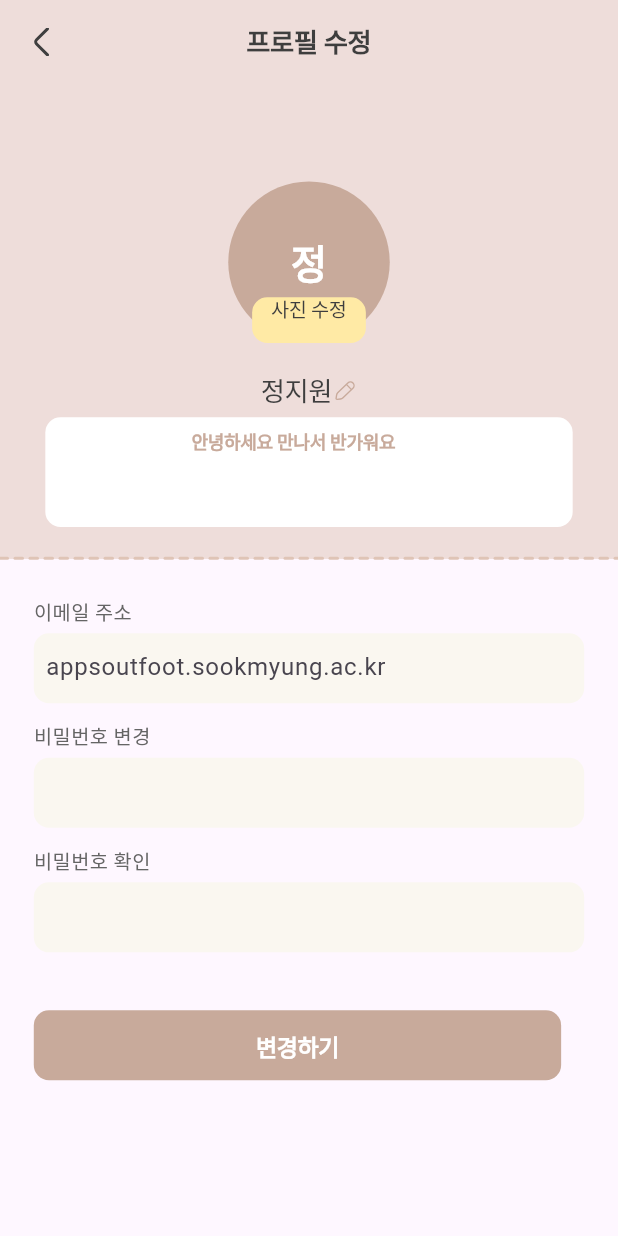
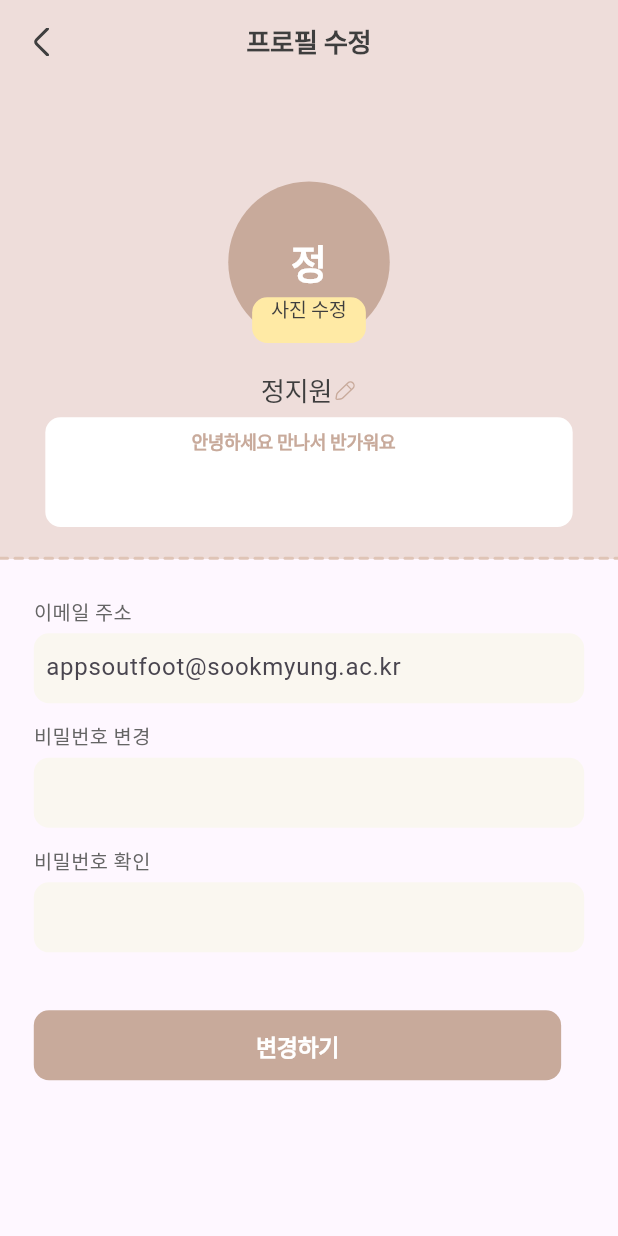
Before and after one commit to APPS-sookmyung/2024-OUTFOOT-client, a Flutter app: the EditProfile screen opened directly, on a phone screen of 412 x 824 dp. Run offline on Flutter 3.47's test engine with Material 3 defaults, Android fonts, the phone set to English and light mode, and no system bars; our stand-ins replace carousel_slider, dio, flutter_dotenv, flutter_screenutil, flutter_svg, image_picker and 2 more; accounts and stored records are empty; Roboto replaces fonts that are missing (Pretendard); project files that could hold a hidden picture were left out.

Commit message:
오타 #62

```diff
--- a/outfoot/lib/screens/checkpage_image.dart
+++ b/outfoot/lib/screens/checkpage_image.dart
@@ -38,7 +38,7 @@ class DashedCircle extends StatelessWidget {
   }
 }
 
-final Data = CheckpageData("24.12.26", "하루에 물 2리터 마시기", "건강한 이너뷰티");
+final Data = CheckpageData("24.12.27", "하루에 물 2리터 마시기", "건강한 이너뷰티");
 
 class DashedCirclePainter extends CustomPainter {
   final Color color;
--- a/outfoot/lib/screens/edit_profile_page.dart
+++ b/outfoot/lib/screens/edit_profile_page.dart
@@ -190,7 +190,7 @@ class EditProfile extends StatelessWidget {
     padding: const EdgeInsets.all(8.0),
     child: TextField(
       decoration: InputDecoration(
-        hintText: 'appsoutfoot.sookmyung.ac.kr',
+        hintText: 'appsoutfoot@sookmyung.ac.kr',
         border: InputBorder.none,
       ),
     ),
--- a/outfoot/lib/screens/home_page.dart
+++ b/outfoot/lib/screens/home_page.dart
@@ -185,7 +185,7 @@ class _HomePageState extends State<HomePage> {
                           ),
                           child: ProgressCard(
                             startDate: '2024-12-01',
-                            title: '하루에 물 2리터 마시기기 ',
+                            title: '하루에 물 2리터 마시기',
                             progressPercentage: 78,
                             assetPath: '',
                             ),
--- a/outfoot/lib/screens/profile_my_page.dart
+++ b/outfoot/lib/screens/profile_my_page.dart
@@ -411,7 +411,7 @@ class _ProfileState extends State<ProfileMyPage> {
                           ),
                           child: ProgressCard(
                             startDate: '2024-12-01',
-                            title: '하루에 물 2리터 마시기기 ',
+                            title: '하루에 물 2리터 마시기',
                             progressPercentage: 78,
                             assetPath: '',
                             ),
--- a/outfoot/lib/screens/upload.dart
+++ b/outfoot/lib/screens/upload.dart
@@ -92,7 +92,7 @@ class Upload extends StatefulWidget {
   _UploadState createState() => _UploadState();
 }
 
-final Data = UploadData("24.12.26", "하루에 물 2리터 마시기", "건강한 이너뷰티");
+final Data = UploadData("24.12.27", "하루에 물 2리터 마시기", "건강한 이너뷰티");
 
 class _UploadState extends State<Upload> {
   final AuthAdditionApi _api = AuthAdditionApi();
```
